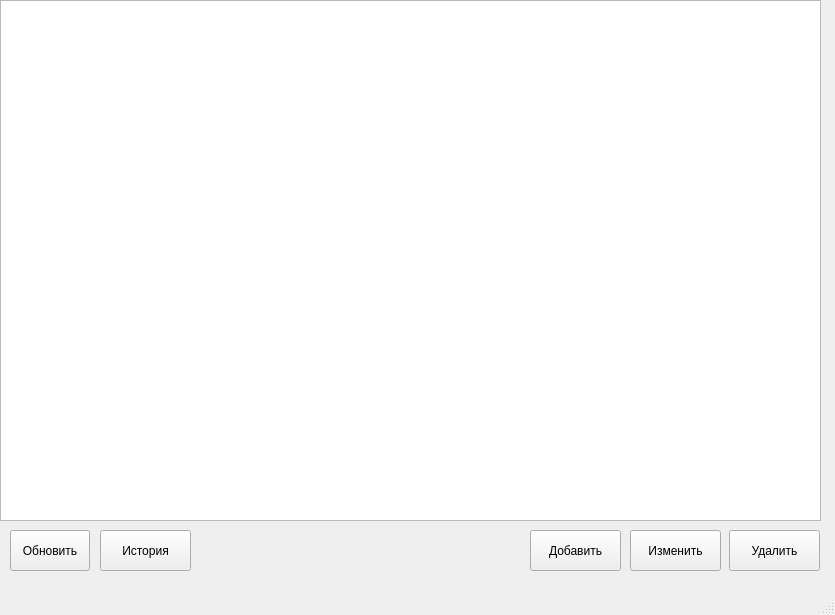
First picture: the form in monitorGUI/mainwindow.ui, repository systemkin/monitor, before the edit.
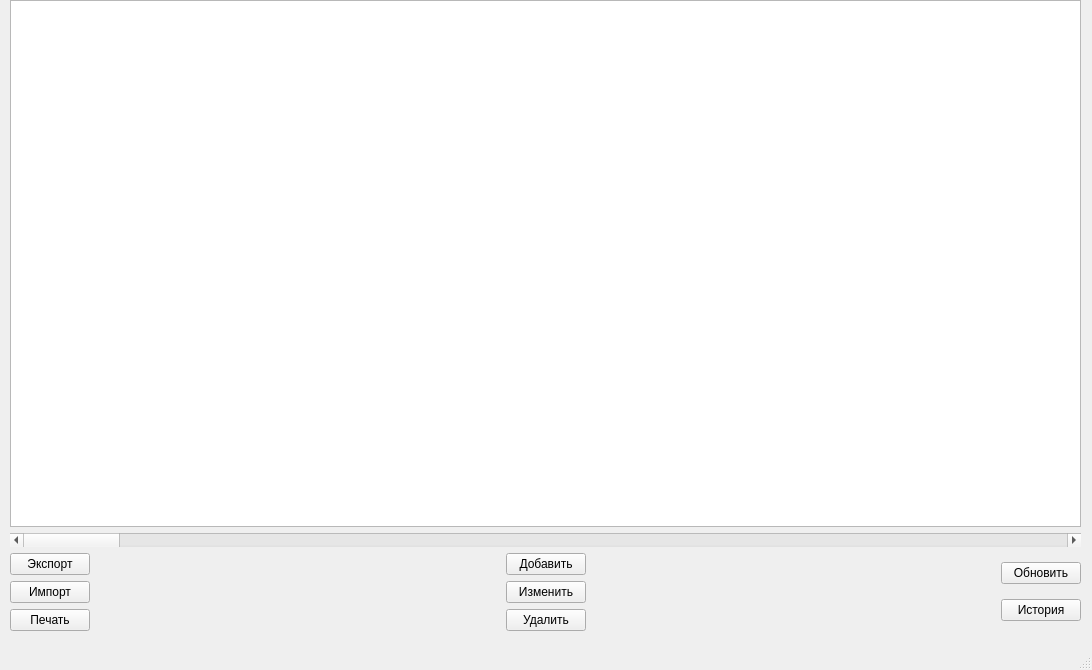
Second picture: the form after the edit.

```diff
--- a/monitorGUI/mainwindow.ui
+++ b/monitorGUI/mainwindow.ui
@@ -6,89 +6,134 @@
    <rect>
     <x>0</x>
     <y>0</y>
-    <width>835</width>
-    <height>615</height>
+    <width>1092</width>
+    <height>670</height>
    </rect>
   </property>
   <property name="windowTitle">
    <string>MainWindow</string>
   </property>
   <widget class="QWidget" name="centralwidget">
-   <widget class="QTableView" name="tableView">
-    <property name="geometry">
-     <rect>
-      <x>0</x>
-      <y>0</y>
-      <width>821</width>
-      <height>521</height>
-     </rect>
-    </property>
-   </widget>
-   <widget class="QPushButton" name="pushButton">
+   <widget class="QWidget" name="verticalLayoutWidget">
     <property name="geometry">
      <rect>
       <x>10</x>
-      <y>530</y>
-      <width>80</width>
-      <height>41</height>
+      <y>0</y>
+      <width>1071</width>
+      <height>631</height>
      </rect>
     </property>
+    <layout class="QVBoxLayout" name="verticalLayout">
+     <item>
+      <widget class="QTableView" name="tableView"/>
+     </item>
+     <item>
+      <widget class="QScrollBar" name="horizontalScrollBar">
+       <property name="orientation">
+        <enum>Qt::Horizontal</enum>
+       </property>
+      </widget>
+     </item>
+     <item>
+      <layout class="QHBoxLayout" name="horizontalLayout">
+       <item>
+        <layout class="QVBoxLayout" name="verticalLayout_2">
+         <item>
+          <widget class="QPushButton" name="buttonExport">
     <property name="text">
-     <string>Обновить</string>
-    </property>
-   </widget>
+            <string>Экспорт</string>
+           </property>
+          </widget>
+         </item>
+         <item>
+          <widget class="QPushButton" name="buttonAdd_3">
+           <property name="text">
+            <string>Импорт</string>
+           </property>
+          </widget>
+         </item>
+         <item>
+          <widget class="QPushButton" name="buttonExport_2">
+           <property name="text">
+            <string>Печать</string>
+           </property>
+          </widget>
+         </item>
+        </layout>
+       </item>
+       <item>
+        <spacer name="horizontalSpacer_2">
+         <property name="orientation">
+          <enum>Qt::Horizontal</enum>
+         </property>
+         <property name="sizeHint" stdset="0">
+          <size>
+           <width>40</width>
+           <height>20</height>
+          </size>
+         </property>
+        </spacer>
+       </item>
+       <item>
+        <layout class="QVBoxLayout" name="verticalLayout_4">
+         <item>
    <widget class="QPushButton" name="buttonAdd">
-    <property name="geometry">
-     <rect>
-      <x>530</x>
-      <y>530</y>
-      <width>91</width>
-      <height>41</height>
-     </rect>
-    </property>
     <property name="text">
      <string>Добавить</string>
     </property>
    </widget>
+         </item>
+         <item>
    <widget class="QPushButton" name="buttonChange">
-    <property name="geometry">
-     <rect>
-      <x>630</x>
-      <y>530</y>
-      <width>91</width>
-      <height>41</height>
-     </rect>
-    </property>
     <property name="text">
      <string>Изменить</string>
     </property>
    </widget>
+         </item>
+         <item>
    <widget class="QPushButton" name="buttonDelete">
-    <property name="geometry">
-     <rect>
-      <x>729</x>
-      <y>530</y>
-      <width>91</width>
-      <height>41</height>
-     </rect>
-    </property>
     <property name="text">
      <string>Удалить</string>
     </property>
    </widget>
+         </item>
+        </layout>
+       </item>
+       <item>
+        <spacer name="horizontalSpacer">
+         <property name="orientation">
+          <enum>Qt::Horizontal</enum>
+         </property>
+         <property name="sizeHint" stdset="0">
+          <size>
+           <width>40</width>
+           <height>20</height>
+          </size>
+         </property>
+        </spacer>
+       </item>
+       <item>
+        <layout class="QVBoxLayout" name="verticalLayout_3">
+         <item>
+          <widget class="QPushButton" name="pushButton">
+           <property name="text">
+            <string>Обновить</string>
+           </property>
+          </widget>
+         </item>
+         <item>
    <widget class="QPushButton" name="buttonAdd_2">
-    <property name="geometry">
-     <rect>
-      <x>100</x>
-      <y>530</y>
-      <width>91</width>
-      <height>41</height>
-     </rect>
-    </property>
     <property name="text">
      <string>История</string>
     </property>
    </widget>
+         </item>
+        </layout>
+       </item>
+      </layout>
+     </item>
+    </layout>
+   </widget>
   </widget>
   <widget class="QMenuBar" name="menubar">
    <property name="geometry">
```
Left out of the diff: 2 changed lines with no effect on the pictures. Lines whose indentation alone changed are shown as unchanged.
